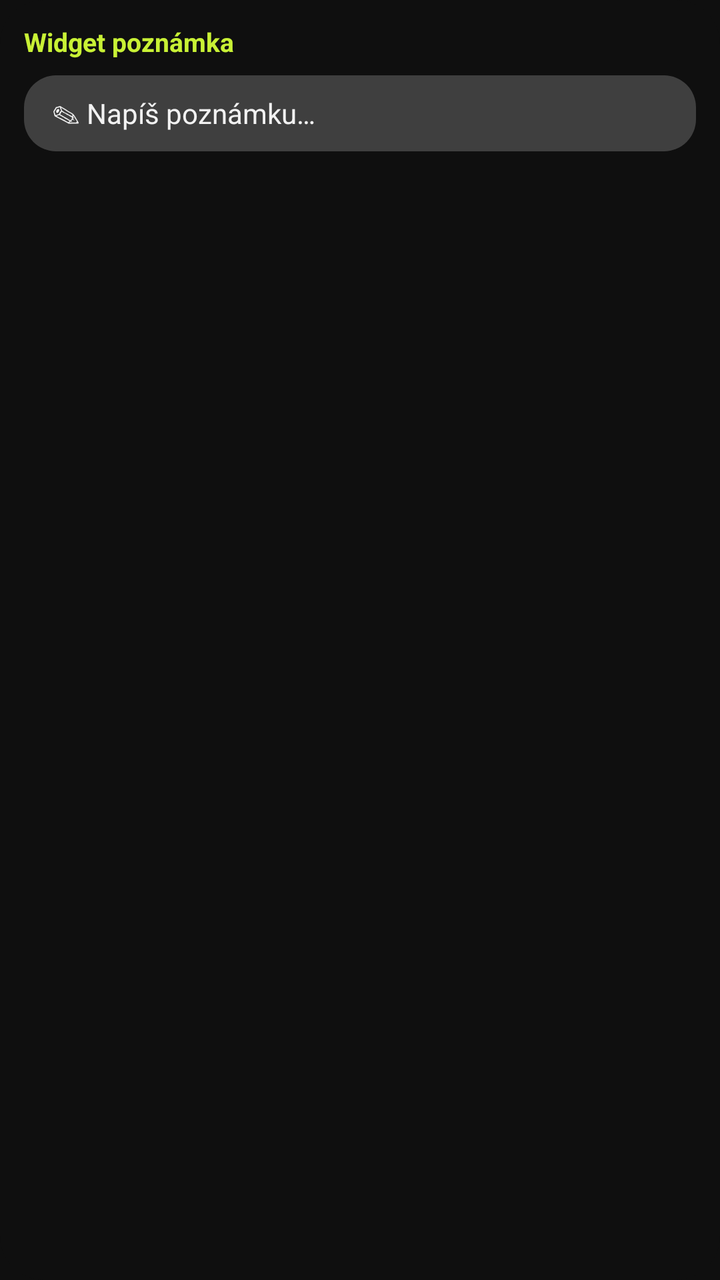
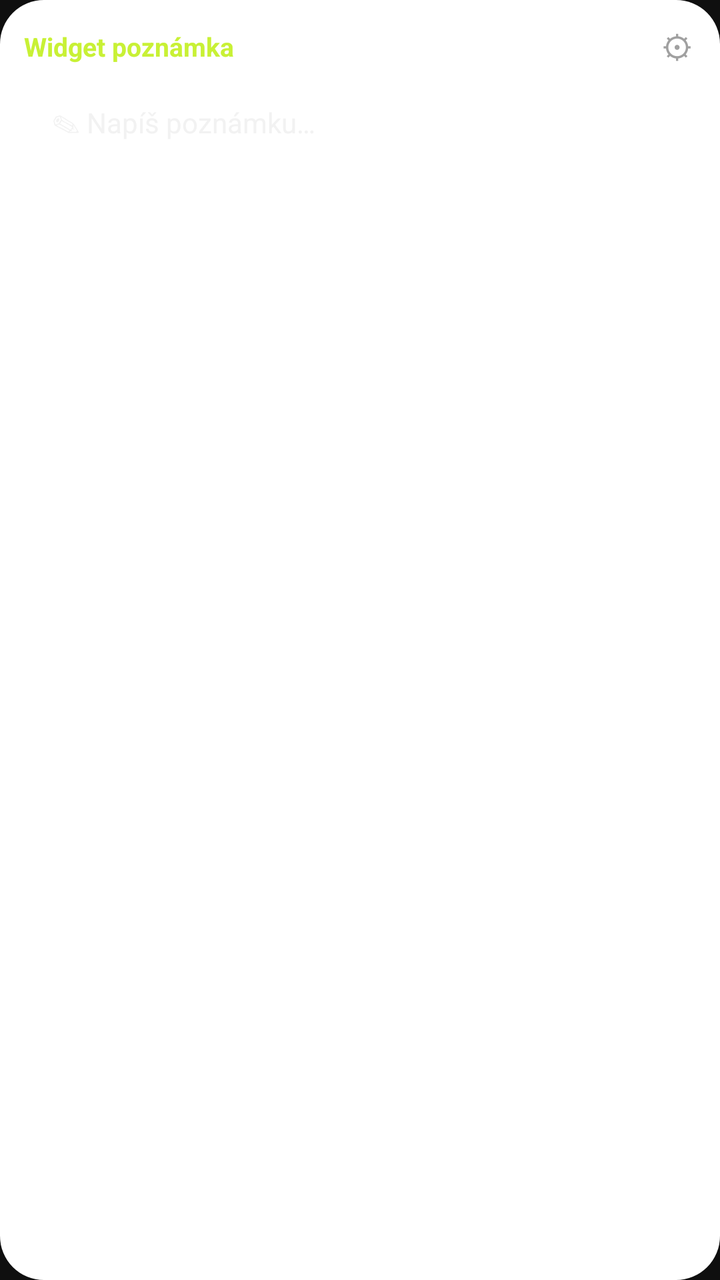

An Android layout rendered at two revisions. The XML below is the earlier revision; the diff shows what the commit changed to produce the second picture.
<!-- AndroidManifest.xml: application theme Theme.Notes28 -->
<!-- res/layout/widget_quick.xml -->
<?xml version="1.0" encoding="utf-8"?>
<FrameLayout xmlns:android="http://schemas.android.com/apk/res/android"
    android:id="@+id/qw_root"
    android:layout_width="match_parent"
    android:layout_height="match_parent">

    <ImageView
        android:layout_width="match_parent"
        android:layout_height="match_parent"
        android:scaleType="fitXY"
        android:src="@drawable/widget_bg_shape"
        android:tint="#0F0F0F"
        android:contentDescription="@null"/>

    <LinearLayout
        android:layout_width="match_parent"
        android:layout_height="match_parent"
        android:orientation="vertical"
        android:padding="12dp">

        <TextView
            android:layout_width="match_parent"
            android:layout_height="wrap_content"
            android:maxLines="1"
            android:text="@string/qw_title"
            android:textColor="#c8f135"
            android:textSize="13sp"
            android:textStyle="bold"/>

        <TextView
            android:id="@+id/qw_write"
            android:layout_width="match_parent"
            android:layout_height="38dp"
            android:layout_marginTop="8dp"
            android:background="@drawable/pill_bg"
            android:gravity="center_vertical"
            android:paddingStart="14dp"
            android:paddingEnd="14dp"
            android:text="@string/qw_write"
            android:textColor="#f2f2f2"
            android:textSize="14sp"/>
        <TextView
            android:id="@+id/qw_text"
            android:layout_width="match_parent"
            android:layout_height="0dp"
            android:layout_weight="1"
            android:layout_marginTop="8dp"
            android:ellipsize="end"
            android:maxLines="6"
            android:textColor="#d8d8d8"
            android:textSize="13sp"/>

    </LinearLayout>
</FrameLayout>
<!-- resources referenced by this layout -->
<resources>
  <!-- drawable pill_bg (drawable) -->
  <?xml version="1.0" encoding="utf-8"?>
  <shape xmlns:android="http://schemas.android.com/apk/res/android" android:shape="rectangle">
      <solid android:color="#33FFFFFF"/>
      <corners android:radius="16dp"/>
  </shape>
  <!-- drawable widget_bg_shape (drawable) -->
  <?xml version="1.0" encoding="utf-8"?>
  <shape xmlns:android="http://schemas.android.com/apk/res/android" android:shape="rectangle">
      <solid android:color="#FFFFFFFF"/>
      <corners android:radius="22dp"/>
  </shape>
  <string name="qw_title">Widget poznámka</string>
  <string name="qw_write">✎  Napíš poznámku…</string>
  <style name="Theme.Notes28" parent="Theme.MaterialComponents.DayNight.NoActionBar">
          <item name="colorPrimary">#c8f135</item>
          <item name="colorOnPrimary">#0f0f0f</item>
          <item name="android:windowBackground">#0f0f0f</item>
          <item name="android:statusBarColor">#0f0f0f</item>
          <item name="android:navigationBarColor">#0f0f0f</item>
      </style>
</resources>

<!-- the commit's change to res/layout/widget_quick.xml (unified diff, before → after) -->
@@ -5,11 +5,11 @@
     android:layout_height="match_parent">
 
     <ImageView
+        android:id="@+id/qw_bg"
         android:layout_width="match_parent"
         android:layout_height="match_parent"
         android:scaleType="fitXY"
         android:src="@drawable/widget_bg_shape"
-        android:tint="#0F0F0F"
         android:contentDescription="@null"/>
 
     <LinearLayout
@@ -18,27 +18,59 @@
         android:orientation="vertical"
         android:padding="12dp">
 
-        <TextView
+        <LinearLayout
             android:layout_width="match_parent"
             android:layout_height="wrap_content"
-            android:maxLines="1"
-            android:text="@string/qw_title"
-            android:textColor="#c8f135"
-            android:textSize="13sp"
-            android:textStyle="bold"/>
+            android:orientation="horizontal"
+            android:gravity="center_vertical">
 
-        <TextView
+            <TextView
+                android:id="@+id/qw_title"
+                android:layout_width="0dp"
+                android:layout_height="wrap_content"
+                android:layout_weight="1"
+                android:maxLines="1"
+                android:text="@string/qw_title"
+                android:textColor="#c8f135"
+                android:textSize="13sp"
+                android:textStyle="bold"/>
+
+            <TextView
+                android:id="@+id/qw_cfg"
+                android:layout_width="wrap_content"
+                android:layout_height="wrap_content"
+                android:paddingStart="10dp"
+                android:paddingEnd="2dp"
+                android:text="⚙"
+                android:textColor="#a0a0a0"
+                android:textSize="16sp"/>
+        </LinearLayout>
+
+        <FrameLayout
             android:id="@+id/qw_write"
             android:layout_width="match_parent"
             android:layout_height="38dp"
-            android:layout_marginTop="8dp"
-            android:background="@drawable/pill_bg"
-            android:gravity="center_vertical"
-            android:paddingStart="14dp"
-            android:paddingEnd="14dp"
-            android:text="@string/qw_write"
-            android:textColor="#f2f2f2"
-            android:textSize="14sp"/>
+            android:layout_marginTop="8dp">
+
+            <ImageView
+                android:id="@+id/qw_pill"
+                android:layout_width="match_parent"
+                android:layout_height="match_parent"
+                android:scaleType="fitXY"
+                android:src="@drawable/widget_pill_shape"
+                android:contentDescription="@null"/>
+
+            <TextView
+                android:id="@+id/qw_write_text"
+                android:layout_width="match_parent"
+                android:layout_height="match_parent"
+                android:gravity="center_vertical"
+                android:paddingStart="14dp"
+                android:paddingEnd="14dp"
+                android:text="@string/qw_write"
+                android:textColor="#f2f2f2"
+                android:textSize="14sp"/>
+        </FrameLayout>
         <TextView
             android:id="@+id/qw_text"
             android:layout_width="match_parent"
<!-- resource entries referenced after the edit -->
@@ -1,16 +1,16 @@
 <!-- resources referenced by this layout -->
 <resources>
-  <!-- drawable pill_bg (drawable) -->
-  <?xml version="1.0" encoding="utf-8"?>
-  <shape xmlns:android="http://schemas.android.com/apk/res/android" android:shape="rectangle">
-      <solid android:color="#33FFFFFF"/>
-      <corners android:radius="16dp"/>
-  </shape>
   <!-- drawable widget_bg_shape (drawable) -->
   <?xml version="1.0" encoding="utf-8"?>
   <shape xmlns:android="http://schemas.android.com/apk/res/android" android:shape="rectangle">
       <solid android:color="#FFFFFFFF"/>
       <corners android:radius="22dp"/>
+  </shape>
+  <!-- drawable widget_pill_shape (drawable) -->
+  <?xml version="1.0" encoding="utf-8"?>
+  <shape xmlns:android="http://schemas.android.com/apk/res/android" android:shape="rectangle">
+      <solid android:color="#FFFFFFFF"/>
+      <corners android:radius="16dp"/>
   </shape>
   <string name="qw_title">Widget poznámka</string>
   <string name="qw_write">✎  Napíš poznámku…</string>
